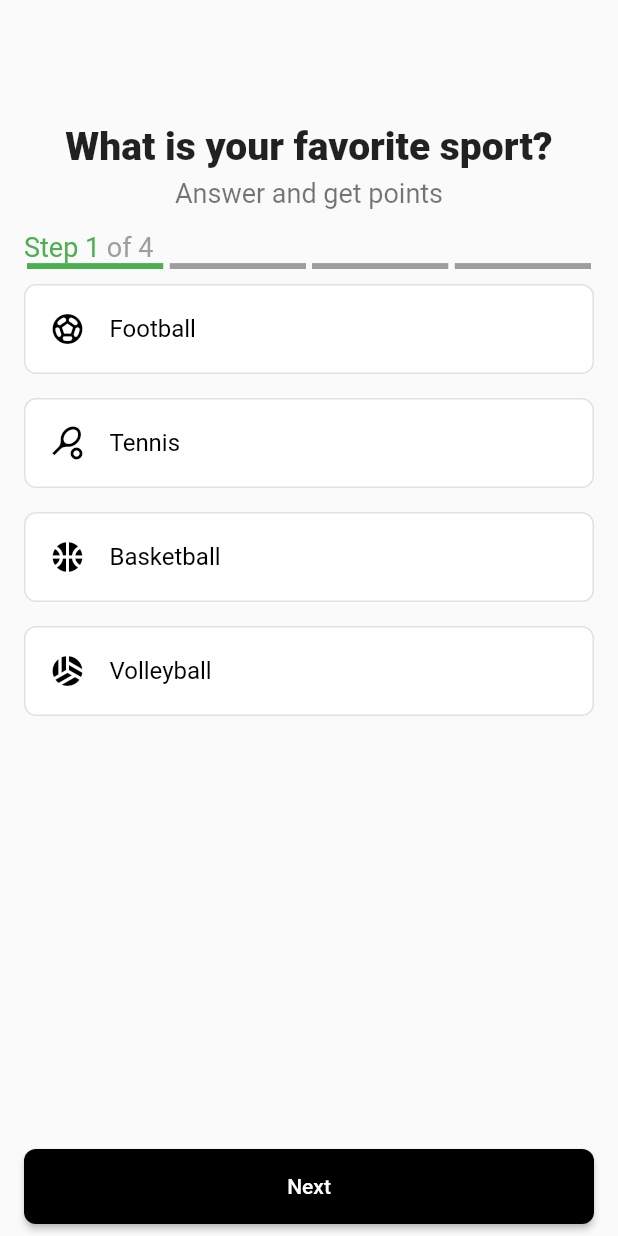
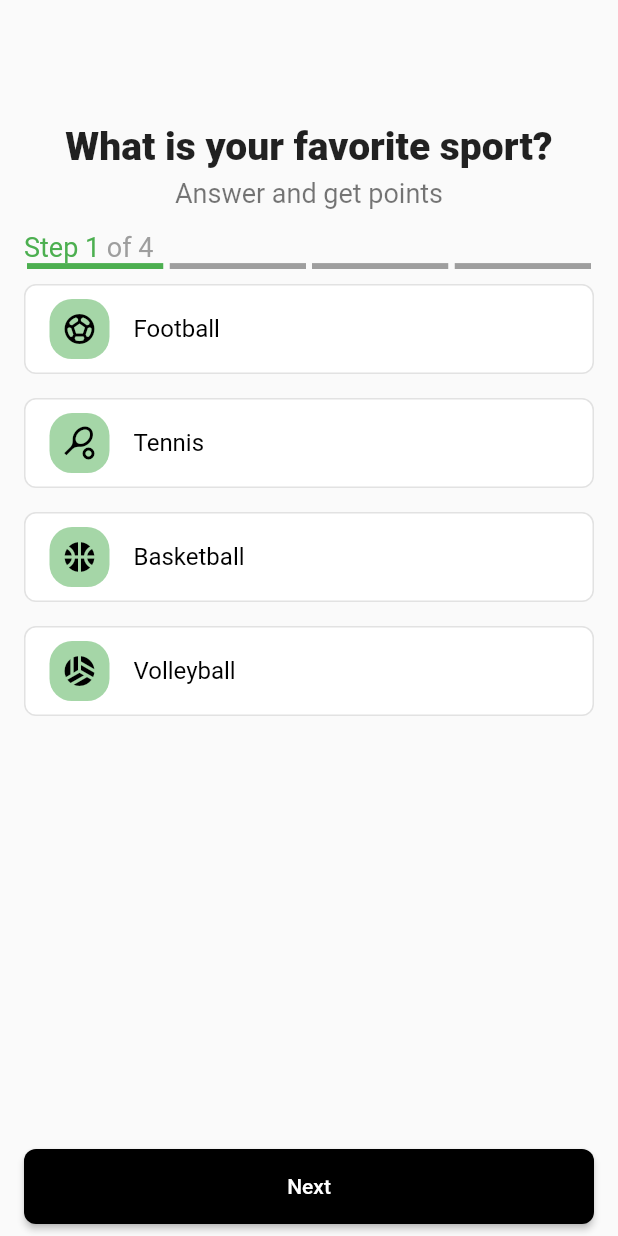
Before and after one commit to RamiYacoub/Quiz-App-Update, a Flutter app: the screen it shows after launch, on a phone screen of 412 x 824 dp. Run offline on Flutter 3.47's test engine with Material 2 defaults, Android fonts, the phone set to English and light mode, and no system bars; drawn by our look-alikes of step_progress_indicator.

Commit message:
Add container to the icons to make background

```diff
--- a/lib/pages/home_page.dart
+++ b/lib/pages/home_page.dart
@@ -186,16 +186,36 @@ class _HomePageState extends State<HomePage> {
                           child: Row(
                             children: [
                               questionIndex != 1
-                                  ? Icon(
-                                      questionWithAnswer['answers'][i]['icon'],
-                                      color: i == yourChoiceIndex
-                                          ? Colors.white
-                                          : Colors.black,
+                                  ? Container(
+                                      width: 40,
+                                      height: 40,
+                                      decoration: BoxDecoration(
+                                        color: Colors.green[200],
+                                        borderRadius: BorderRadius.all(
+                                            Radius.circular(15)),
+                                      ),
+                                      child: Icon(
+                                        questionWithAnswer['answers'][i]
+                                            ['icon'],
+                                        color: i == yourChoiceIndex
+                                            ? Colors.white
+                                            : Colors.black,
+                                      ),
                                     )
-                                  : Icon(
-                                      questionWithAnswer['answers'][i]['icon'],
-                                      color: questionWithAnswer['answers'][i]
-                                          ['color'],
+                                  : Container(
+                                      width: 40,
+                                      height: 40,
+                                      decoration: BoxDecoration(
+                                        color: Colors.white,
+                                        borderRadius: BorderRadius.all(
+                                            Radius.circular(15)),
+                                      ),
+                                      child: Icon(
+                                        questionWithAnswer['answers'][i]
+                                            ['icon'],
+                                        color: questionWithAnswer['answers'][i]
+                                            ['color'],
+                                      ),
                                     ),
                               SizedBox(width: 16.0),
                               Text(
```
